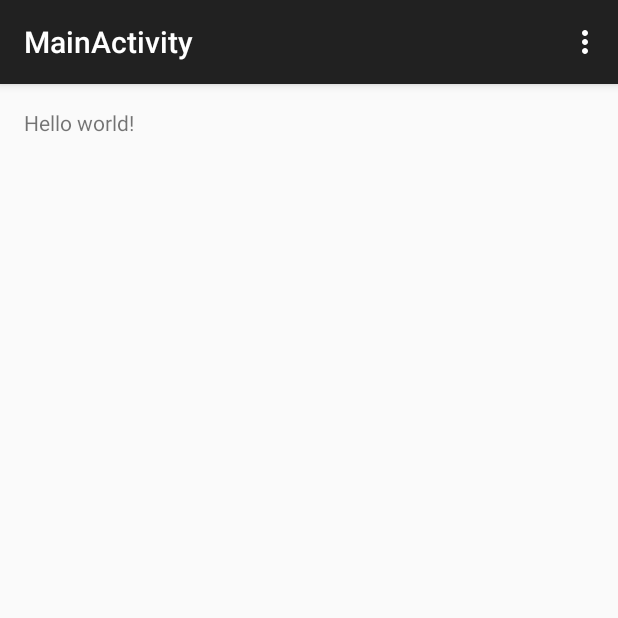
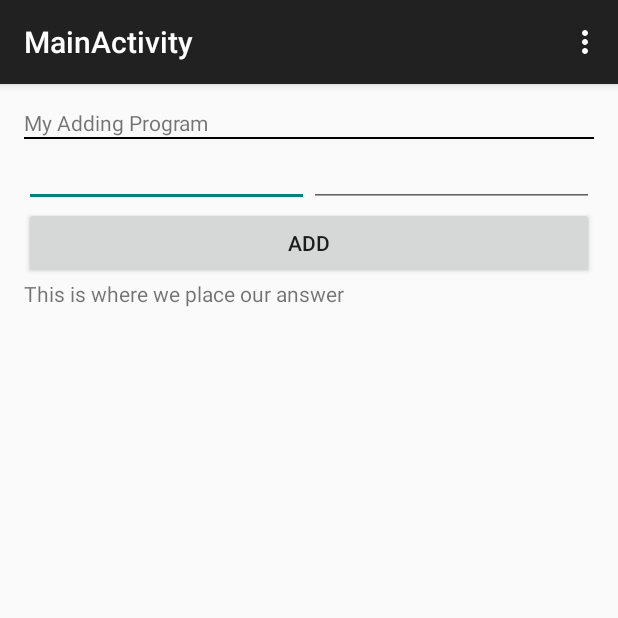
Before and after one commit to nigelnindo/USIU-IT-Club-, an Android app: the screen it shows after launch (MainActivity), on a phone screen of 412 x 824 dp, the top half of it. Run offline under Robolectric (Android 15) with nearby library versions, the phone set to English and light mode, and no system bars.

Commit message:
Created UI in XML and updated MainActivity.java

```diff
--- a/app/src/main/java/com/artcode/helloworld/MainActivity.java
+++ b/app/src/main/java/com/artcode/helloworld/MainActivity.java
@@ -4,14 +4,76 @@ import android.support.v7.app.ActionBarActivity;
 import android.os.Bundle;
 import android.view.Menu;
 import android.view.MenuItem;
-
+import android.view.View;
+import android.widget.Button;
+import android.widget.EditText;
+import android.widget.TextView;
 
 public class MainActivity extends ActionBarActivity {
+
+    //CREATE VARIABLES THAT REFERENCE OUR VIEWS
+    private TextView answerTextView;
+    private EditText num1, num2;
+    private Button addButton;
 
     @Override
     protected void onCreate(Bundle savedInstanceState) {
         super.onCreate(savedInstanceState);
         setContentView(R.layout.activity_main);
+
+        /*
+            -> Use our activity's findViewById method to get the views that we created in
+            activity_main.xml
+            -> We find these views by using the android:id attribute we defined in XML
+            -> android:id="@+id/num_1" is found here using R.id.num_1
+         */
+        answerTextView = (TextView) findViewById(R.id.answer_text_view);
+        num1 = (EditText) findViewById(R.id.num_1);
+        num2 = (EditText) findViewById(R.id.num_2);
+        addButton = (Button) findViewById(R.id.add_button);
+
+        //add an event listener for our add button
+        addButton.setOnClickListener(new View.OnClickListener() {
+            @Override
+            public void onClick(View v) {
+                //call our custom method here
+                addTheNumbers();
+            }
+        });
+
+    }
+
+    //custom method/function for adding the numbers
+    private void addTheNumbers(){
+        /*
+            ->  num1.getText().toString() converts whatever value that is currently entered inside
+                the EditText into a String
+            ->  Integer.valueOf() then converts the String into an integer. We cannot perform
+                mathematical calculations with Strings, so we need to convert the string into an
+                integer.
+         */
+        int number1 = Integer.valueOf(num1.getText().toString());
+        int number2 = Integer.valueOf(num2.getText().toString());
+
+        //perform addition of the two integers and store the answer in a variable called 'answer'
+        int answer = number1 + number2;
+
+        /*
+            ->  call our answerTextView's setText method so that we set it's value to the answer of
+                the calculation.
+            ->  the method setText takes a string as an argument. This means that we have to change
+                the integer into a string
+            ->  We can do this by saying String.valueOf(answer), but a shorter method is to simply
+                type (""+answer)
+         */
+
+        answerTextView.setText(""+answer);
+
+        /*
+            ->  When running the app, make sure that you give both EditTexts a value or the app is
+                going to crash. This is because we haven't done a null check. We'll talk about null
+                checks in the next class.
+         */
     }
 
     @Override
--- a/app/src/main/res/layout/activity_main.xml
+++ b/app/src/main/res/layout/activity_main.xml
@@ -1,12 +1,66 @@
-<RelativeLayout xmlns:android="http://schemas.android.com/apk/res/android"
-    xmlns:tools="http://schemas.android.com/tools" android:layout_width="match_parent"
-    android:layout_height="match_parent" android:paddingLeft="@dimen/activity_horizontal_margin"
+<LinearLayout
+    xmlns:android="http://schemas.android.com/apk/res/android"
+    xmlns:tools="http://schemas.android.com/tools"
+    android:layout_width="match_parent"
+    android:layout_height="match_parent"
+    android:paddingLeft="@dimen/activity_horizontal_margin"
     android:paddingRight="@dimen/activity_horizontal_margin"
     android:paddingTop="@dimen/activity_vertical_margin"
     android:paddingBottom="@dimen/activity_vertical_margin"
+    android:orientation="vertical"
     tools:context="com.artcode.helloworld.MainActivity">
 
-    <TextView android:text="@string/hello_world" android:layout_width="wrap_content"
+
+    <TextView
+        android:text="@string/adding_title"
+        android:layout_width="wrap_content"
         android:layout_height="wrap_content" />
 
-</RelativeLayout>
+    <View
+        android:layout_width="match_parent"
+        android:layout_height="1dp"
+        android:background="@android:color/black">
+    </View>
+
+    <LinearLayout
+        android:orientation="horizontal"
+        android:layout_width="match_parent"
+        android:layout_height="wrap_content">
+
+        <!--
+            ->  Give both EditTexts an inputType of number. This will limit the user to only be
+                able to enter numerical values.
+            ->  We gave both EditTexts a layout_weight of 1. This means that they share the
+                available screen width in the ratio of 1:1
+            ->  The layout_weight attribute only works when both EditTexts have a layout_width of 0dp.
+        -->
+
+        <EditText
+            android:id="@+id/num_1"
+            android:layout_width="0dp"
+            android:layout_height="wrap_content"
+            android:layout_weight="1"
+            android:inputType="number"/>
+
+        <EditText
+            android:id="@+id/num_2"
+            android:layout_width="0dp"
+            android:layout_height="wrap_content"
+            android:layout_weight="1"
+            android:inputType="number"/>
+
+    </LinearLayout>
+
+    <Button
+        android:id="@+id/add_button"
+        android:layout_width="match_parent"
+        android:layout_height="wrap_content"
+        android:text="@string/text_add"/>
+
+    <TextView
+        android:id="@+id/answer_text_view"
+        android:layout_width="wrap_content"
+        android:layout_height="wrap_content"
+        android:text="This is where we place our answer"/>
+
+</LinearLayout>
--- a/app/src/main/res/values/strings.xml
+++ b/app/src/main/res/values/strings.xml
@@ -4,4 +4,6 @@
 
     <string name="hello_world">Hello world!</string>
     <string name="action_settings">Settings</string>
+    <string name="adding_title">My Adding Program</string>
+    <string name="text_add">ADD</string>
 </resources>
```
Also changed, not shown: 1 other file.
